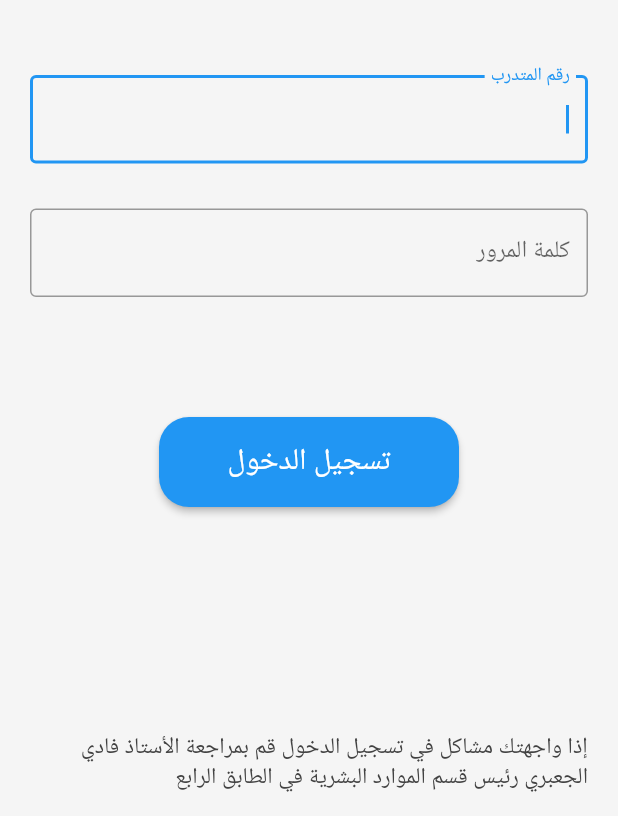
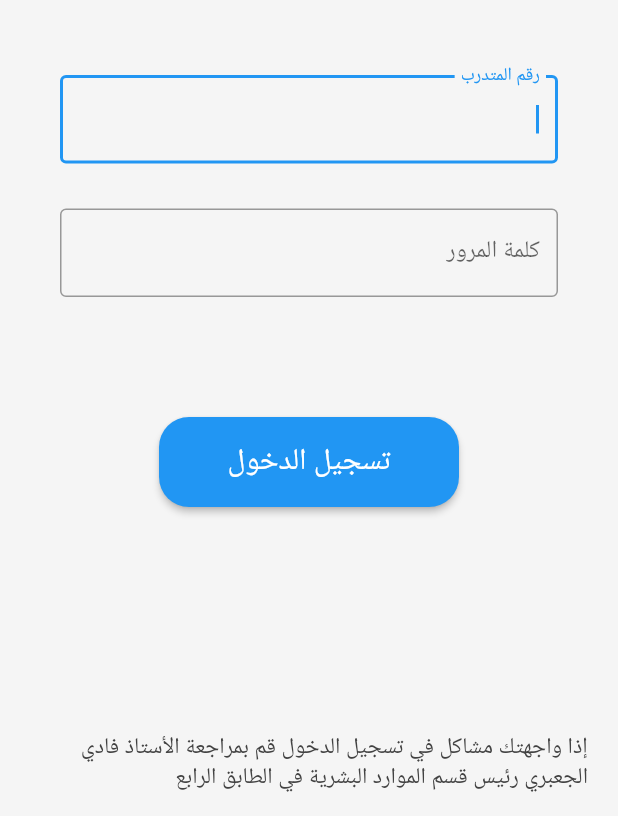
Before and after one commit to rubairshaid/municipal-project, a Flutter app: the screen it shows after launch, on a phone screen of 412 x 824 dp, the part 420-1236 px from its top. Run offline on Flutter 3.47's test engine with Material 2 defaults, Android fonts, the phone set to English and light mode, and no system bars; drawn by our look-alikes of auto_size_text; our stand-ins replace rflutter_alert, toast; missing offline and left inert: flutter_analog_clock.

Commit message:
change the padding for the form

```diff
--- a/lib/loginPage.dart
+++ b/lib/loginPage.dart
@@ -72,7 +72,7 @@ class _LogInFormState extends State<LogInForm> {
               ),
               Form(
                 child : Container(
-                  padding: EdgeInsets.fromLTRB(20, 50, 20, 50),
+                  padding: EdgeInsets.fromLTRB(40, 50, 40, 50),
                   child: Column(
                     children: [
                       Directionality(
```
